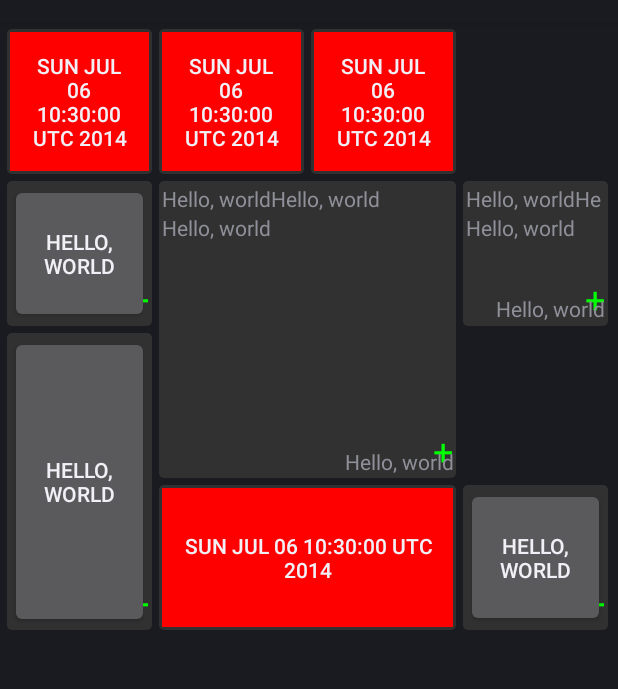
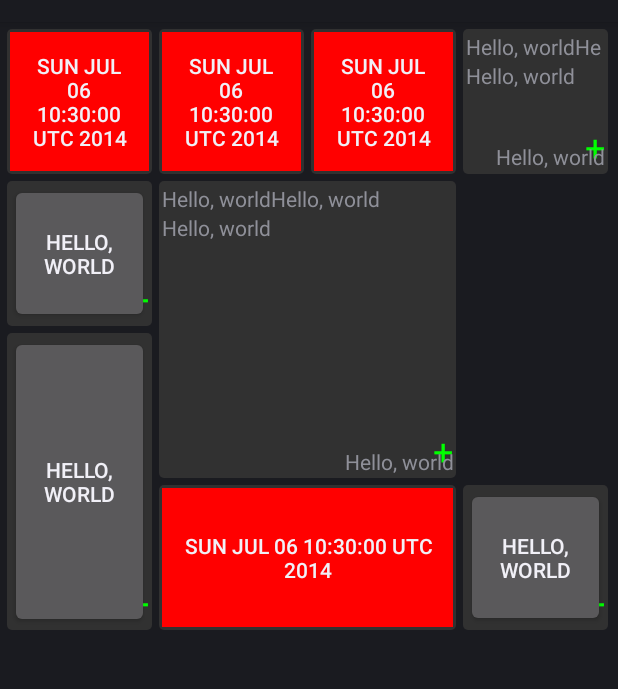
Before and after one commit to wealdtech/wealdtech-android, an Android app: the screen it shows after launch (TestActivity), on a phone screen of 412 x 824 dp, the part 62-751 px from its top. Run offline under Robolectric (Android 15) with nearby library versions, the phone set to English and light mode, and no system bars; libraries missing offline, so code that uses them is left out: ch.qos.logback, org.slf4j; 4 statements that could not run were skipped.

Commit message:
Tiles can be laid out dynamically

```diff
--- a/wealdtech-tiles/src/main/java/com/wealdtech/android/tiles/TextTile.java
+++ b/wealdtech-tiles/src/main/java/com/wealdtech/android/tiles/TextTile.java
@@ -54,15 +54,12 @@ public class TextTile extends Tile<String> implements DataChangedListener<String
   @Override
   public void refreshDisplay()
   {
-    LOG.error("refreshDisplay()");
     if (provider != null && provider.getData() != null)
     {
-      LOG.error("Setting text to " + provider.getData());
       holder.display.setText(provider.getData());
     }
     else
     {
-      LOG.error("No data to display");
       holder.display.setText(null);
     }
   }
--- a/wealdtech-tiles/src/main/java/com/wealdtech/android/tiles/Tile.java
+++ b/wealdtech-tiles/src/main/java/com/wealdtech/android/tiles/Tile.java
@@ -261,6 +261,11 @@ public abstract class Tile<T> extends FrameLayout
         editable = ((LayoutParams) params).editable;
       }
     }
+
+    public void incorporateSpec(final ViewGroup.LayoutParams spec)
+    {
+      LOG.error("FIXME: incorporate spec {}", spec.toString());
+    }
   }
 
   @Override
--- a/wealdtech-tiles/src/main/java/com/wealdtech/android/tiles/TileLayout.java
+++ b/wealdtech-tiles/src/main/java/com/wealdtech/android/tiles/TileLayout.java
@@ -21,7 +21,7 @@ public class TileLayout extends ViewGroup
   private boolean[][] available;
 
   private int rows = 4;
-  private int columns = 4;
+  private int cols = 4;
   private float spacing = 3;
 
   /** Set to true whenever one of our children has been altered directly by the layout */
@@ -57,7 +57,7 @@ public class TileLayout extends ViewGroup
       }
       else if (attr == R.styleable.TileLayout_columns)
       {
-        columns = a.getInteger(attr, columns);
+        cols = a.getInteger(attr, cols);
       }
       else if (attr == R.styleable.TileLayout_spacing)
       {
@@ -69,8 +69,8 @@ public class TileLayout extends ViewGroup
 
   private void initLayout()
   {
-    available = new boolean[columns][rows];
-    for (int col = 0; col < columns; col++)
+    available = new boolean[cols][rows];
+    for (int col = 0; col < cols; col++)
     {
       for (int row = 0; row < rows; row++)
       {
@@ -87,7 +87,7 @@ public class TileLayout extends ViewGroup
       childAltered = false;
       final int width = r - l;
       final int height = b - t;
-      final float tileUnit = (int)((width < height ? width - spacing : height - spacing)  / columns - spacing);
+      final float tileUnit = (int)((width < height ? width - spacing : height - spacing) / cols - spacing);
       for (int i = 0; i < getChildCount(); i++)
       {
         if (getChildAt(i) instanceof Tile)
@@ -131,7 +131,7 @@ public class TileLayout extends ViewGroup
 
 
     // Tile unit is the size of the side of a tile
-    final float tileUnit = (width < height ? width - spacing : height - spacing)  / columns - spacing;
+    final float tileUnit = (width < height ? width - spacing : height - spacing) / cols - spacing;
     for (int i = 0; i < getChildCount(); i++)
     {
       // We only lay out tiles here.  Other items are part of the overlay and calculated in-loop
@@ -150,7 +150,7 @@ public class TileLayout extends ViewGroup
       }
     }
 
-    width = (int)(((tileUnit + spacing) * columns) + spacing);
+    width = (int)(((tileUnit + spacing) * cols) + spacing);
     height = (int)(((tileUnit + spacing) * rows) + spacing);
     setMeasuredDimension(width, height);
   }
@@ -162,7 +162,7 @@ public class TileLayout extends ViewGroup
     {
       throw new RuntimeException("Must add tiles to tile layout");
     }
-    final Tile tile = (Tile) child;
+    final Tile tile = (Tile)child;
     final Tile.LayoutParams spec = getChildSpec(tile, params);
     super.addView(tile, index, spec);
     if (tile.hasControls())
@@ -171,32 +171,69 @@ public class TileLayout extends ViewGroup
       controlLayout.setClickable(true);
       controlLayout.setOnClickListener(new ExpandClickListener(tile));
     }
-//    if (spec.expandable)
-//    {
-//      final TextView overlay = new TextView(getContext());
-//      final TileLayout.LayoutParams overlayParams = new TileLayout.LayoutParams(params);
-//      overlayParams.width = LayoutParams.WRAP_CONTENT;
-//      overlayParams.height = LayoutParams.WRAP_CONTENT;
-//      overlay.setBackgroundColor(Color.TRANSPARENT);
-//      overlay.setGravity(Gravity.BOTTOM | Gravity.RIGHT);
-//      overlay.setText("+");
-//      overlay.setTextColor(Color.GREEN);
-//      overlay.setTextSize(24);
-//      overlay.setClickable(true);
-//      overlay.setOnClickListener(new ExpandClickListener(tile));
-//      overlays.put(tile, overlay);
-//      super.addView(overlay, index, overlayParams);
-//    }
   }
 
   /**
-   * Get the specification for a child tile
+   * Get the specification for a child tile, calculating items such as position if not already specified
    */
   private Tile.LayoutParams getChildSpec(final Tile tile, ViewGroup.LayoutParams spec)
   {
     final Tile.LayoutParams params = tile.getLayoutParams();
-    // TODO set top/left if they are not present
+    params.incorporateSpec(spec);
+    if (params.top == -1 || params.left == -1)
+    {
+      synchronized (available)
+      {
+        boolean foundSpace = false;
+        for (int row = 0; row < rows && !foundSpace; row++)
+        {
+          for (int col = 0; col < cols && !foundSpace; col++)
+          {
+            LOG.debug("Checking location ({},{})", col, row);
+            if (available[col][row])
+            {
+              boolean spaceBigEnough = col + params.colSpan <= cols && row + params.rowSpan <= rows;
+              for (int emptyRow = row; (emptyRow < row + params.rowSpan) && (emptyRow < rows) && spaceBigEnough; emptyRow++)
+              {
+                for (int emptyCol = col; (emptyCol < col + params.colSpan) && (emptyCol < cols) && spaceBigEnough; emptyCol++)
+                {
+                  if (!available[emptyCol][emptyRow])
+                  {
+                    spaceBigEnough = false;
+                  }
+                }
+              }
+              if (spaceBigEnough)
+              {
+                LOG.debug("Found space large enough at ({},{})", col, row);
+                params.top = row;
+                params.left = col;
+                foundSpace = true;
+              }
+            }
+          }
+        }
+      }
+    }
+    if (params.top == -1 || params.left == -1)
+    {
+      // Still unset - couldn't find anywhere to put it!
+      throw new RuntimeException("Nowhere found to place tile of size (" + params.colSpan + "," + params.rowSpan + ")");
+    }
+
+    updateLayoutOccupancy(params);
     return params;
+  }
+
+  private void updateLayoutOccupancy(final Tile.LayoutParams params)
+  {
+    for (int emptyRow = params.top; emptyRow < params.top + params.rowSpan; emptyRow++)
+    {
+      for (int emptyCol = params.left; emptyCol < params.left + params.colSpan; emptyCol++)
+      {
+        available[emptyCol][emptyRow] = false;
+      }
+    }
   }
 
   //  private GridLayout.LayoutParams getSpec(final Tile tile, ViewGroup.LayoutParams specIn)
@@ -310,10 +347,11 @@ public class TileLayout extends ViewGroup
     {
       final Tile.LayoutParams spec = tile.getLayoutParams();
 
-      final OnClickListener contractClickListener = new ContractClickListener(tile, spec.left, spec.top, spec.colSpan, spec.rowSpan);
+      final OnClickListener contractClickListener = new ContractClickListener(tile, spec.left, spec.top, spec.colSpan,
+                                                                              spec.rowSpan);
       spec.top = 0;
       spec.left = 0;
-      spec.colSpan = columns;
+      spec.colSpan = cols;
       spec.rowSpan = rows;
       view.setOnClickListener(contractClickListener);
       tile.onTileExpanded();
--- a/wealdtech-tiles/src/main/res/layout/test_activity.xml
+++ b/wealdtech-tiles/src/main/res/layout/test_activity.xml
@@ -71,8 +71,6 @@
         android:id="@+id/test_layout_multi_text_tile_2"
         android:layout_width="match_parent"
         android:layout_height="match_parent"
-        wealdtech:tile_top="1"
-        wealdtech:tile_left="3"
         wealdtech:tile_rowspan="1"
         wealdtech:tile_colspan="1"/>
 
```
